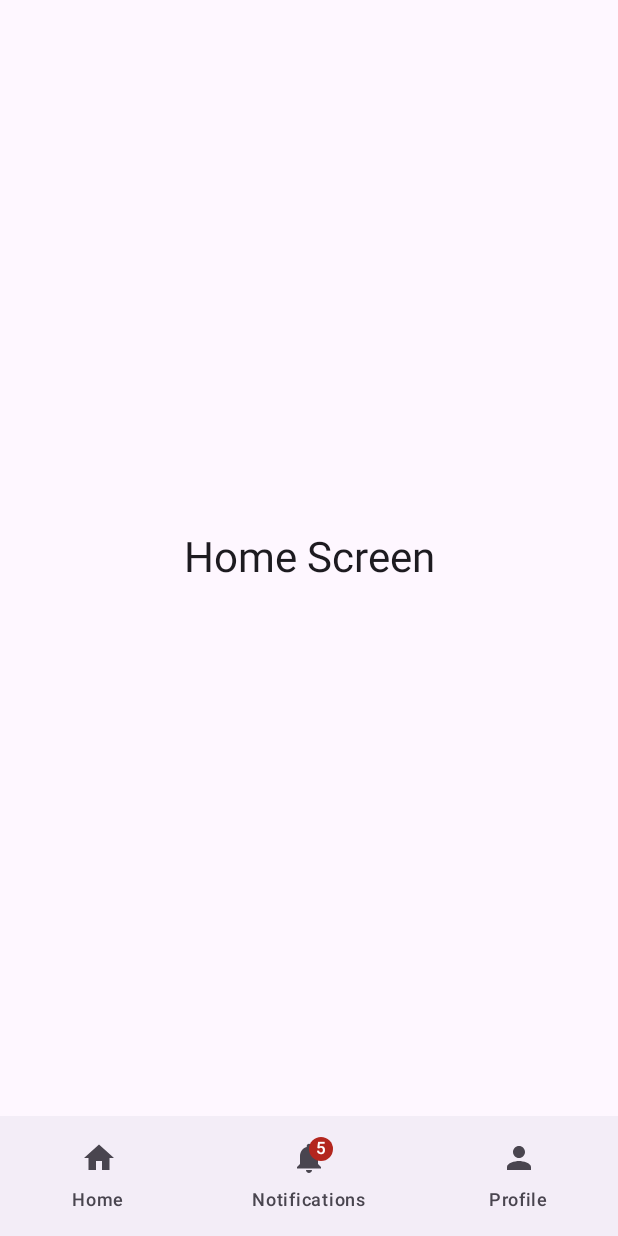
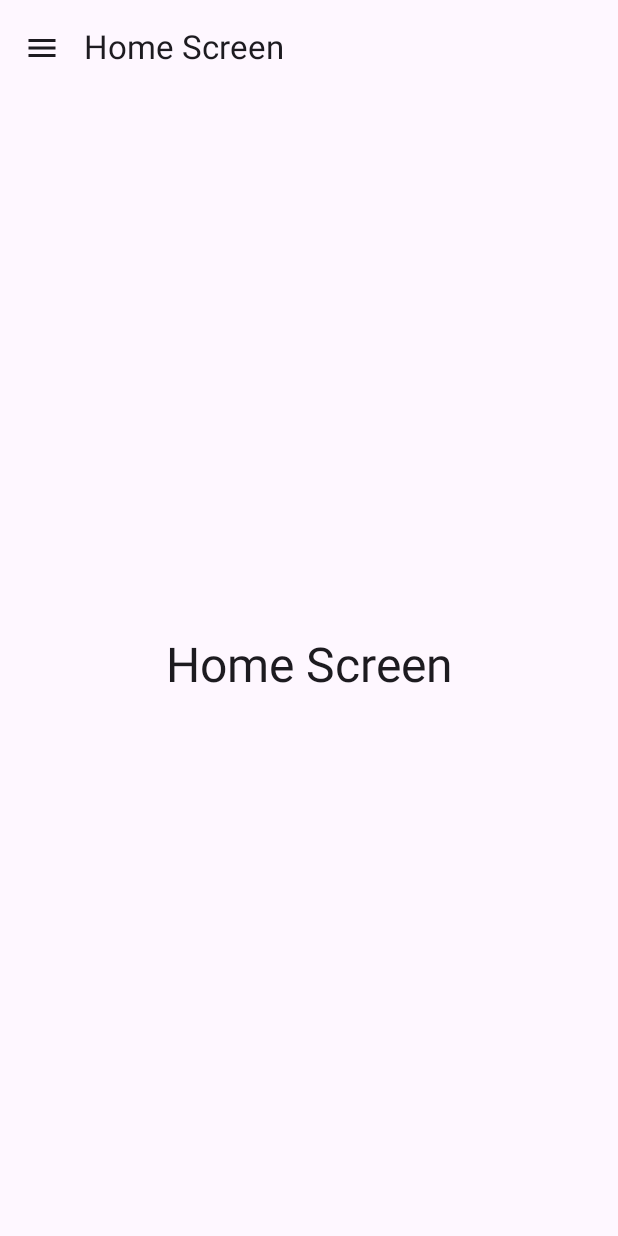
Before and after one commit to iRonSam007/ComposeTutoApp, an Android app built with Jetpack Compose: the screen it shows after launch (MainActivity), on a phone screen of 412 x 824 dp. Run offline under Robolectric (Android 15) with nearby library versions, the phone set to English and light mode, and no system bars; our stand-ins replace constraintlayout-compose; libraries missing offline, so code that uses them is left out: androidx.constraintlayout.compose, androidx.navigation, androidx.navigation.compose, kotlin.random, kotlinx.coroutines and 3 more; Roboto replaces fonts that are not available here.

Commit message:
feat: add Drawer Navigation

```diff
--- a/app/src/main/java/com/example/composetutoapp/MainActivity.kt
+++ b/app/src/main/java/com/example/composetutoapp/MainActivity.kt
@@ -2,6 +2,7 @@ package com.example.composetutoapp
 
 import android.Manifest.permission.CAMERA
 import android.content.Context
+import android.graphics.Paint.Align
 import android.os.Bundle
 import android.util.Log
 import android.widget.Toast
@@ -100,6 +101,7 @@ import androidx.compose.material3.Text
 import androidx.compose.material3.TextButton
 import androidx.compose.material3.TopAppBar
 import androidx.compose.material3.TopAppBarDefaults
+import androidx.compose.material3.rememberDrawerState
 import androidx.compose.material3.rememberModalBottomSheetState
 import androidx.compose.runtime.Composable
 import androidx.compose.runtime.DisposableEffect
@@ -128,10 +130,12 @@ import androidx.compose.ui.graphics.vector.ImageVector
 import androidx.compose.ui.layout.ContentScale
 import androidx.compose.ui.platform.LocalContext
 import androidx.compose.ui.res.painterResource
+import androidx.compose.ui.text.AnnotatedString
 import androidx.compose.ui.text.SpanStyle
 import androidx.compose.ui.text.TextStyle
 import androidx.compose.ui.text.buildAnnotatedString
 import androidx.compose.ui.text.font.FontStyle
+import androidx.compose.ui.text.font.FontVariation
 import androidx.compose.ui.text.font.FontWeight
 import androidx.compose.ui.text.style.TextAlign
 import androidx.compose.ui.text.style.TextDecoration
@@ -176,11 +180,130 @@ class MainActivity : ComponentActivity() {
             //MultiSelectLazyColumn()
             //NavigationManager()
             //ApplicationNavGraph()
-            BottomNavigationBarWithBadges()
-
+            //BottomNavigationBarWithBadges()
+            DrawerNavigation()
         }
     }
 }
+
+//12.4 - Drawer Navigation
+@Composable
+fun DrawerNavigation(){
+    val navController = rememberNavController()
+    val drawerState = rememberDrawerState(DrawerValue.Closed)
+    val scope = rememberCoroutineScope()
+
+    ModalNavigationDrawer(
+        drawerState = drawerState,
+        drawerContent = {
+            DrawerContent(
+                onDestinationClicked = { route ->
+                    scope.launch { drawerState.close() } //Close Drawer on Selection
+                    navController.navigate(route){
+                        popUpTo(navController.graph.startDestinationId) {
+                            saveState = true
+                        }
+                        launchSingleTop = true
+                        restoreState = true
+                    }
+                }
+
+            )
+        }
+    ) {
+        NavHost(
+            navController = navController,
+            startDestination = "home"
+        ){
+            composable("home") { HomeScreenDN(scope, drawerState)  }
+            composable("settings"){ SettingsScreenDN(scope, drawerState) }
+            composable("profile"){ ProfileScreenDN(scope, drawerState) }
+        }
+    }
+}
+
+@Composable
+fun DrawerContent(onDestinationClicked: (String) -> Unit){
+    Column(
+        modifier = Modifier.fillMaxSize()
+            .padding(16.dp)
+    ){
+        Text(
+            text = "Navigation Drawer",
+            modifier = Modifier.padding(16.dp),
+            style = MaterialTheme.typography.headlineMedium
+        )
+        Divider()
+        Spacer(modifier = Modifier.height(8.dp))
+        DrawerItem(title = "Home", route = "home", onClick = onDestinationClicked)
+        DrawerItem(title = "Profile", route = "profile", onClick = onDestinationClicked)
+        DrawerItem(title = "Settings", route = "settings", onClick = onDestinationClicked)
+    }
+}
+
+@Composable
+fun DrawerItem(title: String, route: String, onClick: (String) -> Unit){
+    ClickableText(
+        text = AnnotatedString(title),
+        onClick = { onClick(route) },
+        modifier = Modifier.padding(8.dp)
+    )
+}
+
+@Composable
+fun HomeScreenDN(scope: CoroutineScope, drawerState: DrawerState){
+    ContentScreenDN(
+        scope = scope,
+        drawerState = drawerState,
+        title = "Home Screen"
+    )
+}
+
+@Composable
+fun ProfileScreenDN(scope: CoroutineScope, drawerState: DrawerState){
+    ContentScreenDN(
+        scope = scope,
+        drawerState = drawerState,
+        title = "Profile Screen"
+    )
+}
+
+@Composable
+fun SettingsScreenDN(scope: CoroutineScope, drawerState: DrawerState){
+    ContentScreenDN(
+        scope = scope,
+        drawerState = drawerState,
+        title = "Settings Screen"
+    )
+}
+
+@OptIn(ExperimentalMaterial3Api::class)
+@Composable
+fun ContentScreenDN(scope: CoroutineScope, drawerState: DrawerState, title: String){
+    Scaffold(
+        topBar = {
+            TopAppBar(
+                title = {Text(title)},
+                navigationIcon = {
+                    IconButton(onClick = {scope.launch { drawerState.open() }}) {
+                        Icon(Icons.Default.Menu, contentDescription = "Menu")
+                    }
+                }
+            )
+        }
+    ){
+        Box(
+            modifier = Modifier
+                .fillMaxSize()
+                .padding(it),
+            contentAlignment = Alignment.Center
+        ){
+            Text(text = title, style = MaterialTheme.typography.headlineLarge)
+        }
+    }
+}
+
+
 
 //12.3 - Bottom navigation with badges
 @Composable
@@ -236,6 +359,13 @@ fun BottomNavigationBar(navController: NavController, items: List<BottomNavItem>
         }
     }
 }
+
+sealed class BottomNavItem(val title: String, val icon: ImageVector, val route: String, val badgeCount: Int = 0){
+    object Home: BottomNavItem("Home", Icons.Default.Home, "home" )
+    object Notifications : BottomNavItem("Notifications", Icons.Default.Notifications, "notifications", badgeCount = 5)
+    object Profile : BottomNavItem("Profile", Icons.Default.Person, "profile")
+}
+
 @Composable
 fun HomeScreenBN(){
     Box(contentAlignment = Alignment.Center, modifier = Modifier.fillMaxSize()) {
@@ -256,11 +386,9 @@ fun ProfileScreen(){
 
 }
 
-sealed class BottomNavItem(val title: String, val icon: ImageVector, val route: String, val badgeCount: Int = 0){
-    object Home: BottomNavItem("Home", Icons.Default.Home, "home" )
-    object Notifications : BottomNavItem("Notifications", Icons.Default.Notifications, "notifications", badgeCount = 5)
-    object Profile : BottomNavItem("Profile", Icons.Default.Person, "profile")
-}
+
+
+
 
 //12.2 - Navigation/ Splash Screen
 @Composable
@@ -400,7 +528,9 @@ fun MultiSelectLazyColumn() {
     val items = List(100) { "Product $it" }
     val selectedItems = remember { mutableStateListOf<String>() }
 
-    LazyColumn(modifier = Modifier.padding(16.dp).fillMaxSize()) {
+    LazyColumn(modifier = Modifier
+        .padding(16.dp)
+        .fillMaxSize()) {
         stickyHeader {
             Text(
                 text = "Selected Items: ${selectedItems.size}",
@@ -457,7 +587,9 @@ fun LazyGridExample() {
 
     LazyVerticalGrid(
         columns = GridCells.Fixed(4),
-        modifier = Modifier.fillMaxSize().padding(8.dp),
+        modifier = Modifier
+            .fillMaxSize()
+            .padding(8.dp),
         state = rememberLazyGridState(),
         contentPadding = PaddingValues(8.dp),
         verticalArrangement = Arrangement.spacedBy(8.dp),
@@ -534,17 +666,17 @@ fun Animated_ExpandedCard(){
         Column(
             horizontalAlignment = Alignment.CenterHorizontally,
             modifier = Modifier
-                .size(width = 300.dp , height = cardHeight)
+                .size(width = 300.dp, height = cardHeight)
                 .background(MaterialTheme.colorScheme.primaryContainer, RoundedCornerShape(17.dp))
                 .padding(16.dp)
                 .clickable {
                     isCardExpanded = !isCardExpanded
-                    if(isCardExpanded){
+                    if (isCardExpanded) {
                         coroutineScope.launch {
                             //When is expanded, it will display progress
-                            for(i in 1..100){
+                            for (i in 1..100) {
                                 delay(50)
-                                progress = i/100f
+                                progress = i / 100f
                             }
                         }
                     }
```
